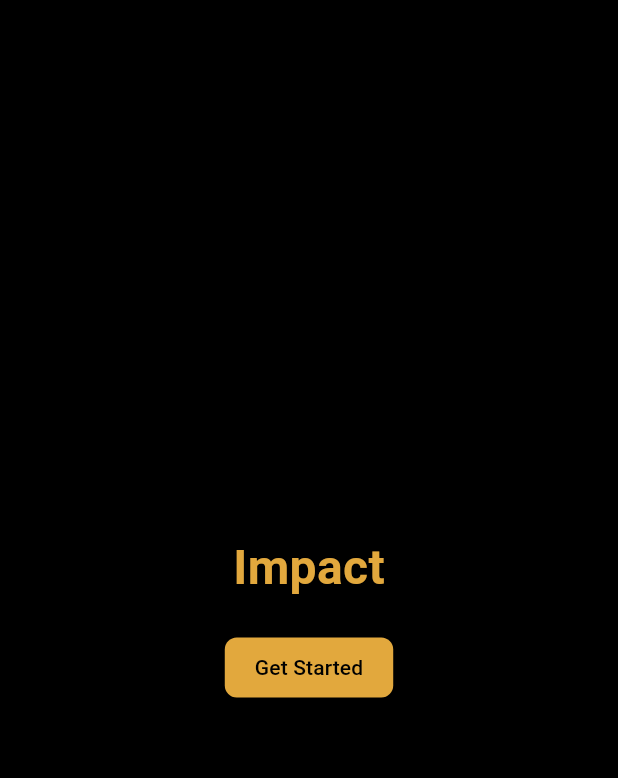
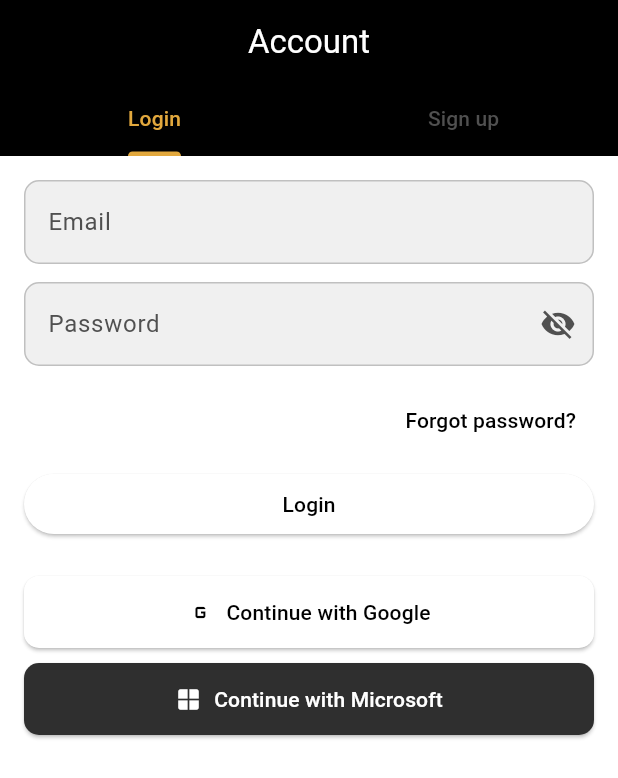
Before and after one commit to pablichoka/impact-app, a Flutter app: the screen it shows after launch, on a phone screen of 412 x 824 dp. Shown: the top 778 px of the screen. Run offline on Flutter 3.47's test engine with Material 3 defaults, Android fonts, the phone set to English and light mode, and no system bars; our stand-ins replace cloud_firestore, firebase_auth, firebase_core, google_sign_in, table_calendar; accounts and stored records are empty.

Commit message:
Implement login UI and add google oAuth2 login method

```diff
--- a/lib/main.dart
+++ b/lib/main.dart
@@ -2,11 +2,30 @@
 import 'package:impact/screens/init.dart';
 import 'package:impact/screens/home.dart';
 import 'package:impact/theme_data.dart';
-import 'package:intl/date_symbol_data_file.dart';
+import 'package:impact/screens/auth/login_screen.dart';
+import 'package:firebase_core/firebase_core.dart';
+import 'firebase_options.dart';
+import 'package:firebase_auth/firebase_auth.dart';
 
 void main() async {
   WidgetsFlutterBinding.ensureInitialized();
-  // await initializeDateFormatting('es', null);
+  // debug: show existing firebase apps before initialization
+  debugPrint('firebase: existing apps before init = ${Firebase.apps.length}');
+  // avoid duplicate Firebase app initialization
+  try {
+    if (Firebase.apps.isEmpty) {
+      // initialize default firebase app with platform options
+      await Firebase.initializeApp(
+        options: DefaultFirebaseOptions.currentPlatform,
+      );
+      debugPrint('firebase: initialized default app');
+    }
+  } on FirebaseException catch (e) {
+    // ignore duplicate-app error which can occur in some dev environments
+    debugPrint('firebase: initialize exception code=${e.code} message=${e.message}');
+    if (e.code != 'duplicate-app') rethrow;
+  }
+  debugPrint('firebase: existing apps after init = ${Firebase.apps.length}');
   runApp(const MyApp());
 }
 
@@ -20,11 +39,66 @@
       theme: lightThemeData,
       darkTheme: darkThemeData,
       themeMode: ThemeMode.system,
-      home: const InitScreen(),
+      home: const _AuthGate(),
       routes: {
+        '/login': (context) => const LoginScreen(),
         '/init': (context) => const InitScreen(),
         '/home': (context) => const HomeScreen(),
       },
     );
   }
 }
+
+class _AuthGate extends StatelessWidget {
+  const _AuthGate();
+  @override
+  Widget build(BuildContext context) {
+    return StreamBuilder(
+      stream: FirebaseAuth.instance.authStateChanges(),
+      builder: (context, snapshot) {
+        if (snapshot.connectionState == ConnectionState.waiting) {
+          return const Scaffold(body: Center(child: CircularProgressIndicator()));
+        }
+        final user = snapshot.data;
+        if (user == null) {
+          return const LoginScreen();
+        }
+        if (!user.emailVerified) {
+          return Scaffold(
+            body: Center(
+              child: Column(
+                mainAxisAlignment: MainAxisAlignment.center,
+                children: [
+                  const Text('Please verify your email'),
+                  const SizedBox(height: 16),
+                  ElevatedButton(
+                    onPressed: () async {
+                      await user.sendEmailVerification();
+                      ScaffoldMessenger.of(context).showSnackBar(const SnackBar(content: Text('Verification email sent')));
+                    },
+                    child: const Text('Resend'),
+                  ),
+                  const SizedBox(height: 8),
+                  ElevatedButton(
+                    onPressed: () async {
+                      await user.reload();
+                    },
+                    child: const Text('I verified'),
+                  ),
+                  const SizedBox(height: 24),
+                  TextButton(
+                    onPressed: () async {
+                      await FirebaseAuth.instance.signOut();
+                    },
+                    child: const Text('Logout'),
+                  )
+                ],
+              ),
+            ),
+          );
+        }
+        return const HomeScreen();
+      },
+    );
+  }
+}
--- /dev/null
+++ b/lib/screens/auth/login_screen.dart
@@ -0,0 +1,290 @@
+import 'dart:io' show Platform;
+import 'package:flutter/material.dart';
+import 'package:impact/services/firebase_auth_service.dart';
+
+class LoginScreen extends StatefulWidget {
+  const LoginScreen({super.key});
+
+  @override
+  State<LoginScreen> createState() => _LoginScreenState();
+}
+
+class _LoginScreenState extends State<LoginScreen> with SingleTickerProviderStateMixin {
+  late TabController _tabController;
+  final _loginEmailCtrl = TextEditingController();
+  final _loginPasswordCtrl = TextEditingController();
+  final _signupEmailCtrl = TextEditingController();
+  final _signupPasswordCtrl = TextEditingController();
+  final _signupConfirmCtrl = TextEditingController();
+  bool _loginObscure = true;
+  bool _signupObscure = true;
+  bool _signupConfirmObscure = true;
+  bool _loading = false;
+  String? _error;
+  final _authService = FirebaseAuthService();
+
+  @override
+  void initState() {
+    super.initState();
+    _tabController = TabController(length: 2, vsync: this);
+  }
+
+  @override
+  void dispose() {
+    _tabController.dispose();
+    _loginEmailCtrl.dispose();
+    _loginPasswordCtrl.dispose();
+    _signupEmailCtrl.dispose();
+    _signupPasswordCtrl.dispose();
+    _signupConfirmCtrl.dispose();
+    super.dispose();
+  }
+
+  void _setError(String? msg) {
+    setState(() => _error = msg);
+  }
+
+  Future<void> _onLogin() async {
+    FocusScope.of(context).unfocus();
+    setState(() { _loading = true; _error = null; });
+    try {
+      await _authService.signInEmail(_loginEmailCtrl.text.trim(), _loginPasswordCtrl.text.trim());
+      if (!mounted) return;
+      Navigator.pushReplacementNamed(context, '/home');
+    } catch (e) {
+      _setError('login failed');
+    } finally {
+      if (mounted) setState(() => _loading = false);
+    }
+  }
+
+  Future<void> _onSignup() async {
+    FocusScope.of(context).unfocus();
+    final p1 = _signupPasswordCtrl.text.trim();
+    final p2 = _signupConfirmCtrl.text.trim();
+    if (p1 != p2) { _setError('passwords do not match'); return; }
+    if (p1.length < 8) { _setError('weak password'); return; }
+    setState(() { _loading = true; _error = null; });
+    try {
+      await _authService.signUpEmail(_signupEmailCtrl.text.trim(), p1);
+      if (!mounted) return;
+      ScaffoldMessenger.of(context).showSnackBar(const SnackBar(content: Text('Account created. Check verification email.')));
+      _tabController.animateTo(0);
+    } catch (e) {
+      _setError('signup failed');
+    } finally {
+      if (mounted) setState(() => _loading = false);
+    }
+  }
+
+  Future<void> _onResetPassword() async {
+    final email = _loginEmailCtrl.text.trim();
+    if (email.isEmpty) { _setError('enter email first'); return; }
+    setState(() { _loading = true; _error = null; });
+    try {
+      await _authService.sendPasswordReset(email);
+      if (!mounted) return;
+      ScaffoldMessenger.of(context).showSnackBar(const SnackBar(content: Text('Password reset email sent')));
+    } catch (e) {
+      _setError('reset failed');
+    } finally { if (mounted) setState(() => _loading = false); }
+  }
+
+  Future<void> _onSocial(String provider) async {
+    setState(() { _loading = true; _error = null; });
+    try {
+      if (provider == 'google') {
+        await _authService.signInGoogle();
+      } else if (provider == 'microsoft') {
+        throw Exception('microsoft not implemented');
+      }
+      if (!mounted) return;
+      Navigator.pushReplacementNamed(context, '/home');
+    } catch (e) {
+      if (mounted) {
+        ScaffoldMessenger.of(context).showSnackBar(SnackBar(content: Text('$provider sign in failed')));
+      }
+    } finally { if (mounted) setState(() => _loading = false); }
+  }
+
+  Widget _buildTextField({required TextEditingController controller, required String label, bool obscure=false, VoidCallback? onToggle, TextInputAction action=TextInputAction.next, void Function(String)? onFieldSubmitted}) {
+    final theme = Theme.of(context);
+    final isDark = theme.brightness == Brightness.dark;
+    return TextField(
+      controller: controller,
+      obscureText: obscure,
+      style: TextStyle(color: theme.colorScheme.onSurface),
+      textInputAction: action,
+      onSubmitted: onFieldSubmitted,
+      decoration: InputDecoration(
+        labelText: label,
+        labelStyle: TextStyle(color: theme.colorScheme.onSurfaceVariant),
+        suffixIcon: onToggle != null ? IconButton(
+          icon: Icon(obscure ? Icons.visibility_off : Icons.visibility, color: theme.colorScheme.onSurfaceVariant),
+          onPressed: onToggle,
+        ) : null,
+        enabledBorder: OutlineInputBorder(borderRadius: BorderRadius.circular(10), borderSide: BorderSide(color: theme.colorScheme.onSurfaceVariant.withOpacity(0.3))),
+        focusedBorder: OutlineInputBorder(borderRadius: BorderRadius.circular(10), borderSide: BorderSide(color: theme.colorScheme.secondary, width: 2)),
+        border: OutlineInputBorder(borderRadius: BorderRadius.circular(10)),
+        filled: true,
+        fillColor: isDark ? theme.colorScheme.surfaceContainerHighest : theme.colorScheme.surfaceContainerHighest,
+      ),
+    );
+  }
+
+  Widget _loginForm() {
+    return SingleChildScrollView(
+      padding: const EdgeInsets.all(16),
+      child: Column(
+        children: [
+          _buildTextField(controller: _loginEmailCtrl, label: 'Email'),
+          const SizedBox(height: 12),
+          _buildTextField(controller: _loginPasswordCtrl, label: 'Password', obscure: _loginObscure, onToggle: () => setState(()=> _loginObscure = !_loginObscure), action: TextInputAction.done, onFieldSubmitted: (_) => _onLogin()),
+          const SizedBox(height: 12),
+          Align(
+            alignment: Alignment.centerRight,
+            child: TextButton(
+              onPressed: _loading ? null : _onResetPassword,
+              child: const Text('Forgot password?'),
+            ),
+          ),
+          const SizedBox(height: 8),
+          SizedBox(
+            width: double.infinity,
+            child: ElevatedButton(
+              onPressed: _loading ? null : _onLogin,
+              child: _loading ? const SizedBox(height:20,width:20,child: CircularProgressIndicator(strokeWidth:2)) : const Text('Login'),
+            ),
+          ),
+          const SizedBox(height: 16),
+          _socialButtons(),
+        ],
+      ),
+    );
+  }
+
+  Widget _signupForm() {
+    return SingleChildScrollView(
+      padding: const EdgeInsets.all(16),
+      child: Column(
+        children: [
+          _buildTextField(controller: _signupEmailCtrl, label: 'Email'),
+          const SizedBox(height: 12),
+          _buildTextField(controller: _signupPasswordCtrl, label: 'Password', obscure: _signupObscure, onToggle: () => setState(()=> _signupObscure = !_signupObscure)),
+          const SizedBox(height: 12),
+          _buildTextField(controller: _signupConfirmCtrl, label: 'Confirm Password', obscure: _signupConfirmObscure, onToggle: () => setState(()=> _signupConfirmObscure = !_signupConfirmObscure)),
+          const SizedBox(height: 20),
+          SizedBox(
+            width: double.infinity,
+            child: ElevatedButton(
+              onPressed: _loading ? null : _onSignup,
+              child: _loading ? const SizedBox(height:20,width:20,child: CircularProgressIndicator(strokeWidth:2)) : const Text('Create account'),
+            ),
+          ),
+          const SizedBox(height: 16),
+          _socialButtons(),
+        ],
+      ),
+    );
+  }
+
+  Widget _socialButtons() {
+    final buttons = <Widget>[
+      _SocialBtn(label: 'Continue with Google', icon: Icons.g_mobiledata, color: Colors.white, textColor: Colors.black, onTap: _loading ? null : () => _onSocial('google')),
+      _SocialBtn(label: 'Continue with Microsoft', icon: Icons.window, color: const Color(0xFF2F2F2F), textColor: Colors.white, onTap: _loading ? null : () => _onSocial('microsoft')),
+    ];
+    if (Platform.isIOS) {
+      buttons.add(_SocialBtn(label: 'Continue with Apple', icon: Icons.apple, color: Colors.black, textColor: Colors.white, onTap: _loading ? null : () => _onSocial('apple')));
+    }
+    return Column(
+      children: [
+        const SizedBox(height: 8),
+        for (final b in buttons) ...[
+          b,
+          const SizedBox(height: 10),
+        ]
+      ],
+    );
+  }
+
+  @override
+  Widget build(BuildContext context) {
+    final theme = Theme.of(context);
+    final isDark = theme.brightness == Brightness.dark;
+    return Scaffold(
+      backgroundColor: isDark ? theme.colorScheme.surface : theme.colorScheme.surface,
+      appBar: AppBar(
+        title: const Text('Account'),
+        centerTitle: true,
+        backgroundColor: isDark ? theme.colorScheme.surfaceContainerHighest : theme.colorScheme.primary,
+        foregroundColor: isDark ? theme.colorScheme.onSurface : theme.colorScheme.onPrimary,
+        bottom: TabBar(
+          controller: _tabController,
+          indicatorColor: theme.colorScheme.secondary,
+          labelColor: theme.colorScheme.secondary,
+          unselectedLabelColor: theme.colorScheme.onSurfaceVariant,
+          tabs: const [
+            Tab(text: 'Login'),
+            Tab(text: 'Sign up'),
+          ],
+        ),
+      ),
+      body: Column(
+        children: [
+          if (_error != null)
+            Container(
+              width: double.infinity,
+              color: theme.colorScheme.error.withOpacity(0.08),
+              padding: const EdgeInsets.symmetric(horizontal: 16, vertical: 8),
+              child: Row(
+                children: [
+                  Icon(Icons.error_outline, color: theme.colorScheme.error),
+                  const SizedBox(width: 8),
+                  Expanded(child: Text(_error!, style: TextStyle(color: theme.colorScheme.error))),
+                  IconButton(
+                    icon: Icon(Icons.close, color: theme.colorScheme.error),
+                    onPressed: () => _setError(null),
+                  )
+                ],
+              ),
+            ),
+          Expanded(
+            child: TabBarView(
+              controller: _tabController,
+              children: [
+                _loginForm(),
+                _signupForm(),
+              ],
+            ),
+          ),
+        ],
+      ),
+    );
+  }
+}
+
+class _SocialBtn extends StatelessWidget {
+  final String label;
+  final IconData icon;
+  final Color color;
+  final Color textColor;
+  final VoidCallback? onTap;
+  const _SocialBtn({required this.label, required this.icon, required this.color, required this.textColor, this.onTap});
+  @override
+  Widget build(BuildContext context) {
+    return SizedBox(
+      width: double.infinity,
+      child: ElevatedButton.icon(
+        style: ElevatedButton.styleFrom(
+          backgroundColor: color,
+          foregroundColor: textColor,
+          padding: const EdgeInsets.symmetric(vertical: 14),
+          shape: RoundedRectangleBorder(borderRadius: BorderRadius.circular(10)),
+        ),
+        onPressed: onTap,
+        icon: Icon(icon),
+        label: Text(label),
+      ),
+    );
+  }
+}
--- a/lib/screens/profile.dart
+++ b/lib/screens/profile.dart
@@ -112,9 +112,9 @@
                   ElevatedButton.icon(
                     icon: const Icon(Icons.logout),
                     label: const Text('Cerrar Sesión'),
-                    onPressed: () {
-                      // TODO: Implementar lógica de cierre de sesión
-                      Navigator.pushReplacementNamed(context, '/init'); // Navigate to InitScreen
+                    onPressed: () async {
+                      // TODO: call firebase auth signOut when integrated
+                      Navigator.pushNamedAndRemoveUntil(context, '/login', (route) => false);
                     },
                     style: ElevatedButton.styleFrom(
                       backgroundColor: Colors.redAccent,
--- /dev/null
+++ b/lib/services/firebase_auth_service.dart
@@ -0,0 +1,96 @@
+import 'package:firebase_auth/firebase_auth.dart';
+import 'package:cloud_firestore/cloud_firestore.dart';
+import 'package:google_sign_in/google_sign_in.dart';
+
+class FirebaseAuthService {
+  final FirebaseAuth _auth = FirebaseAuth.instance;
+  final FirebaseFirestore _db = FirebaseFirestore.instance;
+
+  // placeholder: insert SHA-1 / SHA-256 fingerprint info in project documentation if needed for google sign-in
+
+  Stream<User?> authState() => _auth.authStateChanges();
+
+  Future<UserCredential> signUpEmail(String email, String password) async {
+    final cred = await _auth.createUserWithEmailAndPassword(email: email, password: password);
+    final user = cred.user;
+    if (user != null) {
+      await _createUserDocIfNeeded(user);
+      await user.sendEmailVerification();
+    }
+    return cred;
+  }
+
+  Future<UserCredential> signInEmail(String email, String password) async {
+    final cred = await _auth.signInWithEmailAndPassword(email: email, password: password);
+    await _updateLoginMetadata(cred.user);
+    return cred;
+  }
+
+  Future<void> sendPasswordReset(String email) => _auth.sendPasswordResetEmail(email: email);
+
+  Future<void> signOut() async {
+    await _auth.signOut();
+  }
+
+  Future<UserCredential> signInGoogle() async {
+    // google sign-in flow with debug logging
+    try {
+      // sign out any previous session to avoid stale account issues
+      final google = GoogleSignIn();
+      final current = await google.signInSilently();
+      if (current != null) {
+        await google.disconnect();
+      }
+      final account = await google.signIn();
+      if (account == null) {
+        throw Exception('cancelled');
+      }
+      final auth = await account.authentication;
+      if (auth.idToken == null) {
+        throw Exception('missing idToken');
+      }
+      final credential = GoogleAuthProvider.credential(idToken: auth.idToken, accessToken: auth.accessToken);
+      final cred = await _auth.signInWithCredential(credential);
+      await _postSocialLogin(cred.user, provider: 'google');
+      return cred;
+    } catch (e) {
+      // rethrow so caller can surface message
+      throw Exception('google_sign_in_error: $e');
+    }
+  }
+
+  Future<void> signInMicrosoftPlaceholder() async {
+    // placeholder: implement microsoft oauth (msal or custom redirect) later
+    throw Exception('microsoft provider not implemented');
+  }
+
+  Future<void> _createUserDocIfNeeded(User user) async {
+    final ref = _db.collection('users').doc(user.uid);
+    final snap = await ref.get();
+    if (snap.exists) return;
+    await ref.set({
+      'email': user.email,
+      'createdAt': FieldValue.serverTimestamp(),
+      'emailVerified': user.emailVerified,
+      'providerIds': user.providerData.map((p) => p.providerId).toList(),
+      'roles': ['user'],
+    });
+  }
+
+  Future<void> _updateLoginMetadata(User? user) async {
+    if (user == null) return;
+    final ref = _db.collection('users').doc(user.uid);
+    await ref.set({
+      'lastLoginAt': FieldValue.serverTimestamp(),
+      'emailVerified': user.emailVerified,
+    }, SetOptions(merge: true));
+  }
+
+  Future<void> _postSocialLogin(User? user, {required String provider}) async {
+    if (user == null) return;
+    await _createUserDocIfNeeded(user);
+    await _updateLoginMetadata(user);
+    final ref = _db.collection('users').doc(user.uid);
+    await ref.set({'lastProvider': provider}, SetOptions(merge: true));
+  }
+}
--- a/pubspec.yaml
+++ b/pubspec.yaml
@@ -36,6 +36,11 @@
   # The following adds the Cupertino Icons font to your application.
   # Use with the CupertinoIcons class for iOS style icons.
   cupertino_icons: ^1.0.8
+  firebase_core: ^3.5.0
+  firebase_auth: ^5.2.0
+  cloud_firestore: ^5.3.0
+  google_sign_in: ^6.2.1
+  # placeholder microsoft auth: will use generic oauth / msal plugin later
 
 dev_dependencies:
   flutter_test:
```
Also changed, not shown: lib/auth_config.dart (added), lib/firebase_options.dart (added), lib/screens/auth_screen.dart (added), lib/services/auth_service.dart (added), pubspec.lock, 11 other files.
